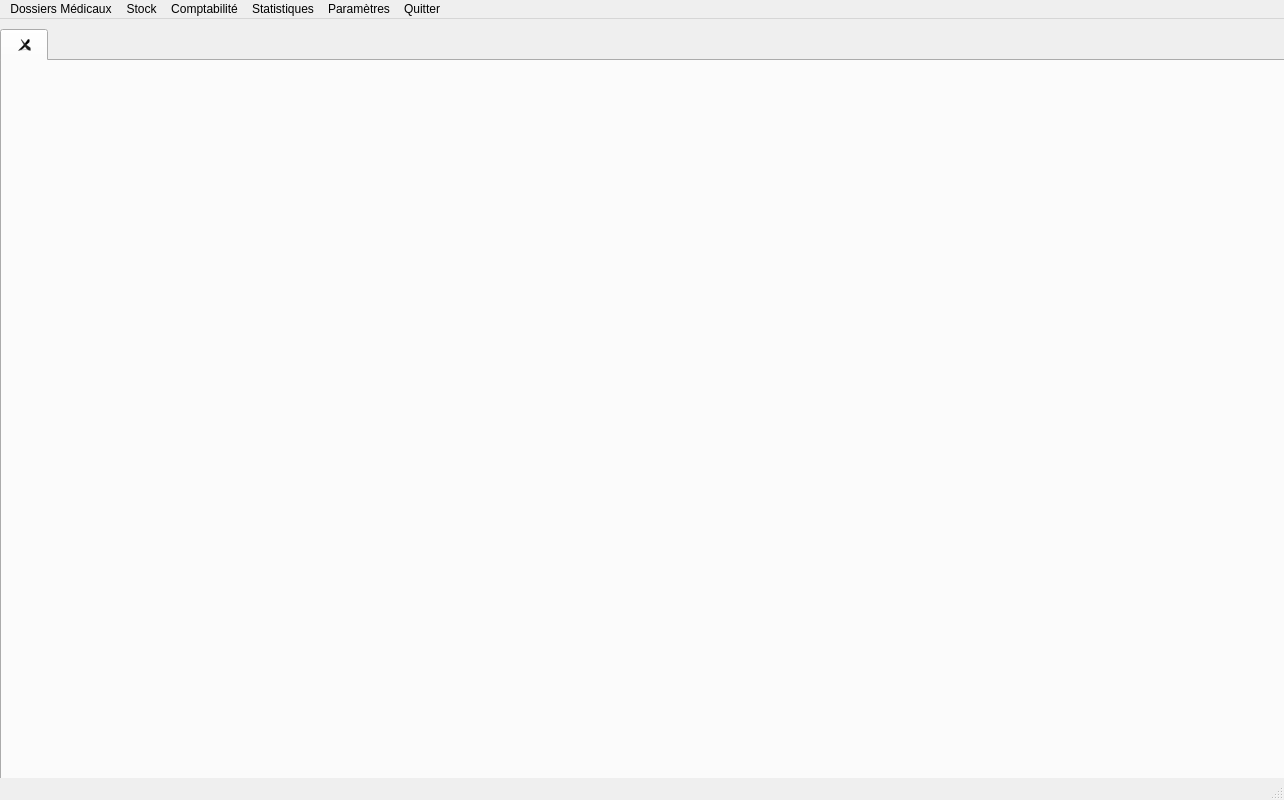
This is VetGUI/Form_openvet.ui in openvet/openvet as Qt 5 draws it before an edit. The edited form follows.
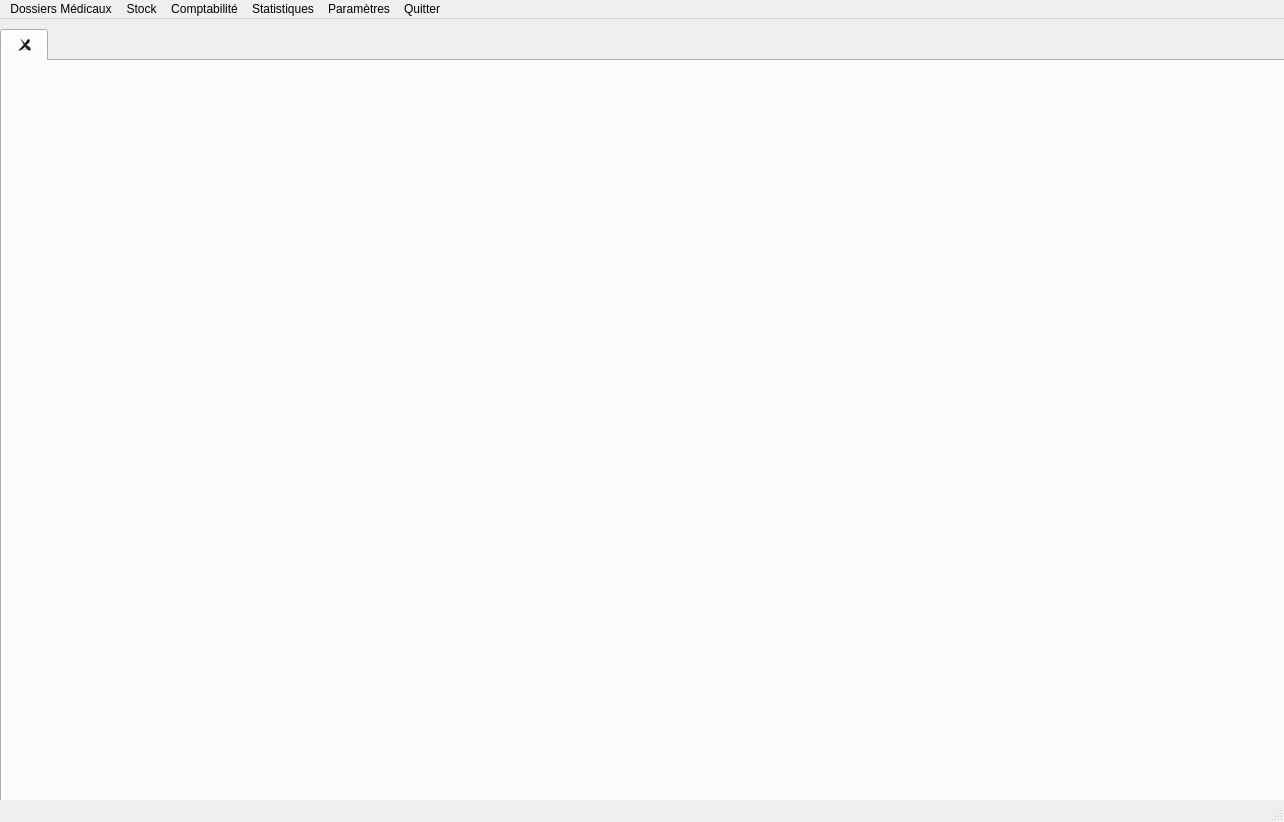
This is the edited form. Icons and pictures are not drawn.

Patch:
```diff
--- a/VetGUI/Form_openvet.ui
+++ b/VetGUI/Form_openvet.ui
@@ -7,7 +7,7 @@
     <x>0</x>
     <y>0</y>
     <width>1284</width>
-    <height>800</height>
+    <height>822</height>
    </rect>
   </property>
   <property name="windowTitle">
@@ -27,7 +27,7 @@
       <x>0</x>
       <y>10</y>
       <width>1291</width>
-      <height>751</height>
+      <height>781</height>
      </rect>
     </property>
     <property name="autoFillBackground">
```
Left out of the diff: 2 changed lines with no effect on the pictures.
